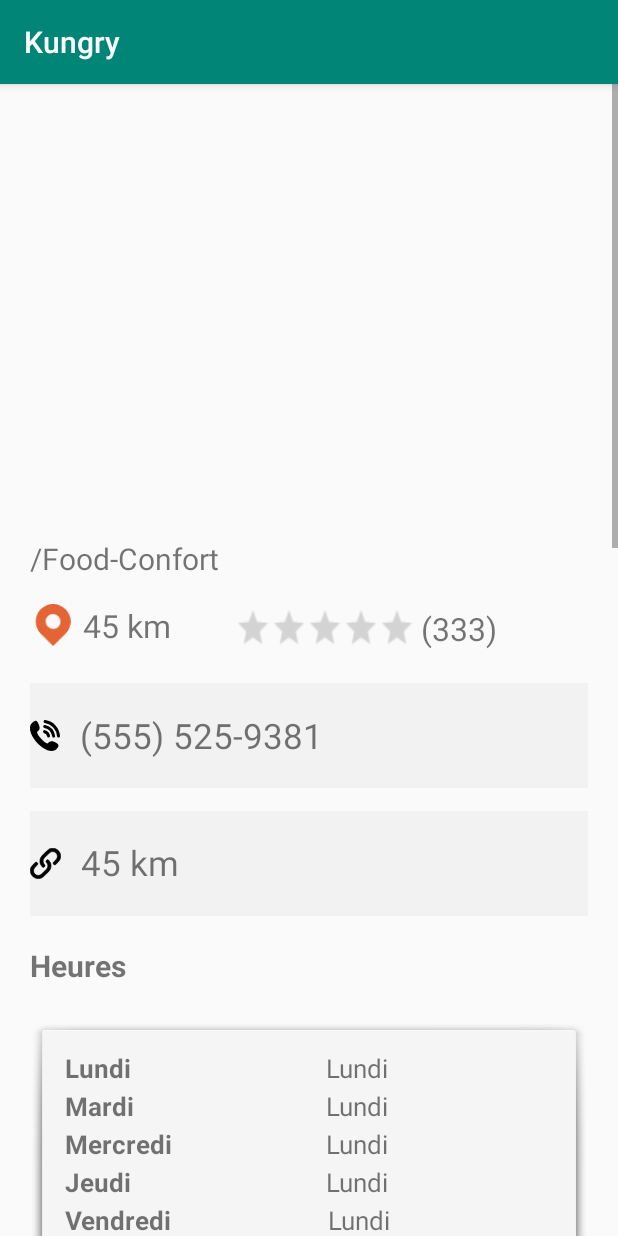
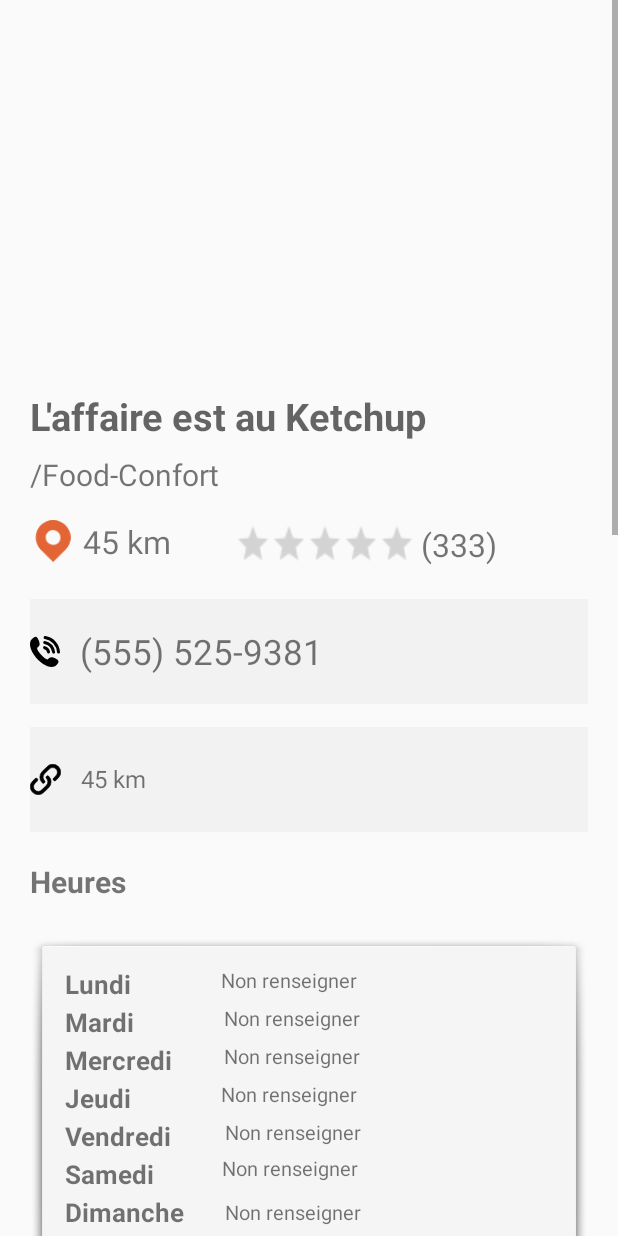
Before and after one commit to INanaay/android-restaurant, an Android app: the DetailsRestaurant screen opened directly, with no data from a screen before it, on a phone screen of 412 x 824 dp. Run offline under Robolectric (Android 15) with nearby library versions, the phone set to English and light mode, and no system bars; our stand-ins replace Picasso; pictures from the network do not load; 2 statements that could not run were skipped.

Commit message:
Push    WIP

```diff
--- a/app/src/main/AndroidManifest.xml
+++ b/app/src/main/AndroidManifest.xml
@@ -32,7 +32,7 @@
             android:name="com.google.android.geo.API_KEY"
             android:value="@string/google_maps_key" />
 
-        <activity android:name=".ui.restaurantDetails.DetailsRestaurant"></activity>
+        <activity android:name=".ui.restaurantDetails.DetailsRestaurant" />
         <activity
             android:name=".MainActivity"
             android:label="@string/app_name">
--- a/app/src/main/java/ca/ulaval/ima/mp/ui/restaurantDetails/DetailsRestaurant.java
+++ b/app/src/main/java/ca/ulaval/ima/mp/ui/restaurantDetails/DetailsRestaurant.java
@@ -29,42 +29,75 @@ import ca.ulaval.ima.mp.R;
 import ca.ulaval.ima.mp.ui.restorantList.RestaurantListAdapter;
 
 public class DetailsRestaurant extends AppCompatActivity {
-    private String restaurantId;
     private TextView restoName;
-    /*TextView restoCategory = findViewById(R.id.txt_type);
-    TextView restoNumberReview = findViewById(R.id.textcount);
-    ImageView restoImage = findViewById(R.id.img);*/
-    String resto;
-    JSONObject jsonContent;
+    private TextView restoNumberReview;
+    private TextView restoType;
+    private TextView restoTelNumber;
+    private TextView restoDistance;
+    private TextView restoLink;
+    private TextView mon;
+    private TextView tue;
+    private TextView wed;
+    private TextView thur;
+    private TextView fri;
+    private TextView sat;
+    private TextView sun;
+    private ImageView restoImg;
     private Callback _restaurantDetailsCallback;
 
     private void initView(final JSONObject data) {
-            //Picasso.get().load(resto.getString("image")).into(restoImage);
             runOnUiThread(new Runnable() {
                 @Override
                 public void run() {
                     try {
+                        Picasso.get().load(data.getString("image")).into(restoImg);
                         restoName.setText(data.getString("name"));
+                        JSONArray cuisine = data.getJSONArray("cuisine");
+                        JSONObject type = cuisine.getJSONObject(0);
+                        restoType.setText(type.getString("name"));
+                        restoNumberReview.setText("( ".concat(data.getString("review_count")).concat(" )"));
+                        JSONArray openingHours = data.getJSONArray("opening_hours");
+                        sun.setText(openingHours.getJSONObject(0).getString("opening_hour") + " à " + openingHours.getJSONObject(0).getString("closing_hour"));
+                        mon.setText(openingHours.getJSONObject(1).getString("opening_hour") + " à " + openingHours.getJSONObject(1).getString("closing_hour"));
+                        tue.setText(openingHours.getJSONObject(2).getString("opening_hour") + " à " + openingHours.getJSONObject(2).getString("closing_hour"));
+                        wed.setText(openingHours.getJSONObject(3).getString("opening_hour") + " à " + openingHours.getJSONObject(3).getString("closing_hour"));
+                        thur.setText(openingHours.getJSONObject(4).getString("opening_hour") + " à " + openingHours.getJSONObject(4).getString("closing_hour"));
+                        fri.setText(openingHours.getJSONObject(5).getString("opening_hour") + " à " + openingHours.getJSONObject(5).getString("closing_hour"));
+                        sat.setText(openingHours.getJSONObject(6).getString("opening_hour") + " à " + openingHours.getJSONObject(6).getString("closing_hour"));
+                        restoLink.setText(data.getString("website"));
+                        restoDistance.setText(data.getString("distance"));
                     } catch (JSONException e) {
                         e.printStackTrace();
                     }
                 }
             });
-            /* JSONArray cuisine = resto.getJSONArray("cuisine");
-            JSONObject type = cuisine.getJSONObject(0);
-            restoCategory.setText(type.getString("name"));
-            restoNumberReview.setText("( ".concat(resto.getString("review_count")).concat(" )"));*/
     }
 
     @Override
     protected void onCreate(Bundle savedInstanceState) {
         super.onCreate(savedInstanceState);
         setContentView(R.layout.activity_details_restaurant);
+        this.getSupportActionBar().hide();
         Intent intent = getIntent();
-        restaurantId = intent.getStringExtra("id");
-        restoName = findViewById(R.id.txt_title);
+        String restaurantId = intent.getStringExtra("id");
         String latitude = intent.getStringExtra("latitude");
         String longitude = intent.getStringExtra("longitude");
+
+        restoName = findViewById(R.id.txt_title);
+        restoType = findViewById(R.id.txt_type);
+        restoNumberReview = findViewById(R.id.textcount);
+        restoTelNumber = findViewById(R.id.textcall);
+        restoImg = findViewById(R.id.img);
+        restoLink = findViewById(R.id.textlink);
+        restoDistance = findViewById(R.id.textdistance);
+        mon = findViewById(R.id.t11);
+        tue = findViewById(R.id.t22);
+        wed = findViewById(R.id.t33);
+        thur = findViewById(R.id.t44);
+        fri = findViewById(R.id.t55);
+        sat = findViewById(R.id.t66);
+        sun = findViewById(R.id.t77);
+
         _restaurantDetailsCallback = new Callback() {
             @Override
             public void onFailure(Request request, IOException e) {
@@ -78,9 +111,8 @@ public class DetailsRestaurant extends AppCompatActivity {
                 }
                 else {
                     try {
-                        resto = response.body().string();
-                        JSONObject jsonResponse = new JSONObject(resto);
-                        jsonContent = new JSONObject(jsonResponse.getString("content"));
+                        JSONObject jsonResponse = new JSONObject(response.body().string());
+                        JSONObject jsonContent = new JSONObject(jsonResponse.getString("content"));
                         initView(jsonContent);
                     } catch (Exception e) {
                         e.printStackTrace();
--- a/app/src/main/res/layout/activity_details_restaurant.xml
+++ b/app/src/main/res/layout/activity_details_restaurant.xml
@@ -27,7 +27,7 @@
                     android:id="@+id/img"
                     android:layout_width="match_parent"
                     android:layout_height="250dp"
-                    android:contentDescription="Alorsssss" />
+                    android:contentDescription="Main restaurant image" />
 
                 <TextView
                     android:id="@+id/txt_title"
@@ -35,6 +35,7 @@
                     android:layout_height="wrap_content"
                     android:layout_below="@+id/img"
                     android:layout_marginLeft="20dp"
+                    android:hint="L'affaire est au Ketchup"
                     android:layout_marginTop="10dp"
                     android:textSize="25sp"
                     android:textStyle="bold" />
@@ -177,7 +178,7 @@
 
                     <TextView
                         android:id="@+id/textlink"
-                        android:layout_width="85dp"
+                        android:layout_width="match_parent"
                         android:layout_height="49dp"
                         android:layout_alignParentTop="true"
                         android:layout_marginStart="9dp"
@@ -188,7 +189,7 @@
                         android:gravity="center_vertical"
                         android:paddingLeft="4dp"
                         android:text="45 km"
-                        android:textSize="23sp" />
+                        android:textSize="16sp" />
                 </RelativeLayout>
 
                 <TextView
@@ -206,7 +207,7 @@
                 <RelativeLayout
                     android:id="@+id/reldays"
                     android:layout_width="398dp"
-                    android:layout_height="212dp"
+                    android:layout_height="230dp"
                     android:layout_below="@id/txtHeure"
                     android:layout_marginStart="20dp"
                     android:layout_marginLeft="20dp"
@@ -297,92 +298,92 @@
                         android:id="@+id/t11"
                         android:layout_width="wrap_content"
                         android:layout_height="wrap_content"
-                        android:layout_marginStart="130dp"
+                        android:layout_marginStart="60dp"
                         android:layout_marginLeft="130dp"
                         android:layout_marginTop="13dp"
                         android:layout_toEndOf="@+id/t1"
                         android:layout_toRightOf="@+id/t1"
-                        android:text="Lundi"
-                        android:textSize="17sp" />
+                        android:text="Non renseigner"
+                        android:textSize="13sp" />
 
                     <TextView
                         android:id="@+id/t22"
                         android:layout_width="wrap_content"
                         android:layout_height="wrap_content"
                         android:layout_below="@+id/t1"
-                        android:layout_marginStart="128dp"
+                        android:layout_marginStart="60dp"
                         android:layout_marginLeft="128dp"
                         android:layout_marginTop="1dp"
                         android:layout_toEndOf="@+id/t2"
                         android:layout_toRightOf="@+id/t2"
-                        android:text="Lundi"
-                        android:textSize="17sp" />
+                        android:text="Non renseigner"
+                        android:textSize="13sp" />
 
                     <TextView
                         android:id="@+id/t33"
                         android:layout_width="wrap_content"
                         android:layout_height="wrap_content"
                         android:layout_below="@id/t2"
-                        android:layout_marginStart="128dp"
+                        android:layout_marginStart="60dp"
                         android:layout_marginLeft="128dp"
                         android:layout_marginTop="1dp"
                         android:layout_toEndOf="@+id/t2"
                         android:layout_toRightOf="@+id/t2"
-                        android:text="Lundi"
-                        android:textSize="17sp" />
+                        android:text="Non renseigner"
+                        android:textSize="13sp" />
 
                     <TextView
                         android:id="@+id/t44"
                         android:layout_width="wrap_content"
                         android:layout_height="wrap_content"
                         android:layout_below="@id/t3"
-                        android:layout_marginStart="130dp"
+                        android:layout_marginStart="60dp"
                         android:layout_marginLeft="130dp"
                         android:layout_marginTop="1dp"
                         android:layout_toEndOf="@+id/t4"
                         android:layout_toRightOf="@+id/t4"
-                        android:text="Lundi"
-                        android:textSize="17sp" />
+                        android:text="Non renseigner"
+                        android:textSize="13sp" />
 
                     <TextView
                         android:id="@+id/t55"
                         android:layout_width="wrap_content"
                         android:layout_height="wrap_content"
                         android:layout_below="@id/t4"
-                        android:layout_marginStart="104dp"
-                        android:layout_marginLeft="104dp"
+                        android:layout_marginStart="35dp"
+                        android:layout_marginLeft="35dp"
                         android:layout_marginTop="1dp"
                         android:layout_toEndOf="@+id/t5"
                         android:layout_toRightOf="@+id/t5"
-                        android:text="Lundi"
-                        android:textSize="17sp" />
+                        android:text="Non renseigner"
+                        android:textSize="13sp" />
 
                     <TextView
                         android:id="@+id/t66"
                         android:layout_width="wrap_content"
                         android:layout_height="wrap_content"
                         android:layout_below="@id/t5"
-                        android:layout_marginStart="114dp"
-                        android:layout_marginLeft="114dp"
-                        android:layout_marginTop="1dp"
+                        android:layout_marginStart="45dp"
+                        android:layout_marginLeft="45dp"
+                        android:layout_marginTop="0dp"
                         android:layout_toEndOf="@+id/t6"
                         android:layout_toRightOf="@+id/t6"
-                        android:text="Lundi"
-                        android:textSize="17sp" />
+                        android:text="Non renseigner"
+                        android:textSize="13sp" />
 
                     <TextView
                         android:id="@+id/t77"
                         android:layout_width="wrap_content"
                         android:layout_height="wrap_content"
                         android:layout_below="@id/t6"
-                        android:layout_marginStart="96dp"
-                        android:layout_marginLeft="96dp"
-                        android:layout_marginTop="1dp"
+                        android:layout_marginStart="27dp"
+                        android:layout_marginLeft="27dp"
+                        android:layout_marginTop="4dp"
                         android:layout_marginBottom="3dp"
                         android:layout_toEndOf="@+id/t7"
                         android:layout_toRightOf="@+id/t7"
-                        android:text="Lundi"
-                        android:textSize="17sp" />
+                        android:text="Non renseigner"
+                        android:textSize="13sp" />
                 </RelativeLayout>
 
                 <TextView
```
